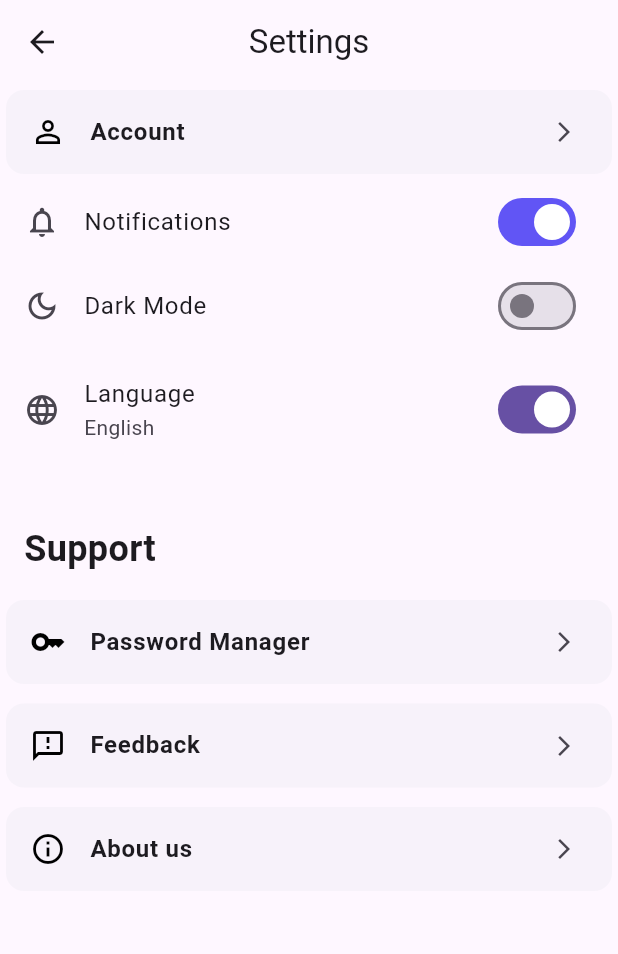
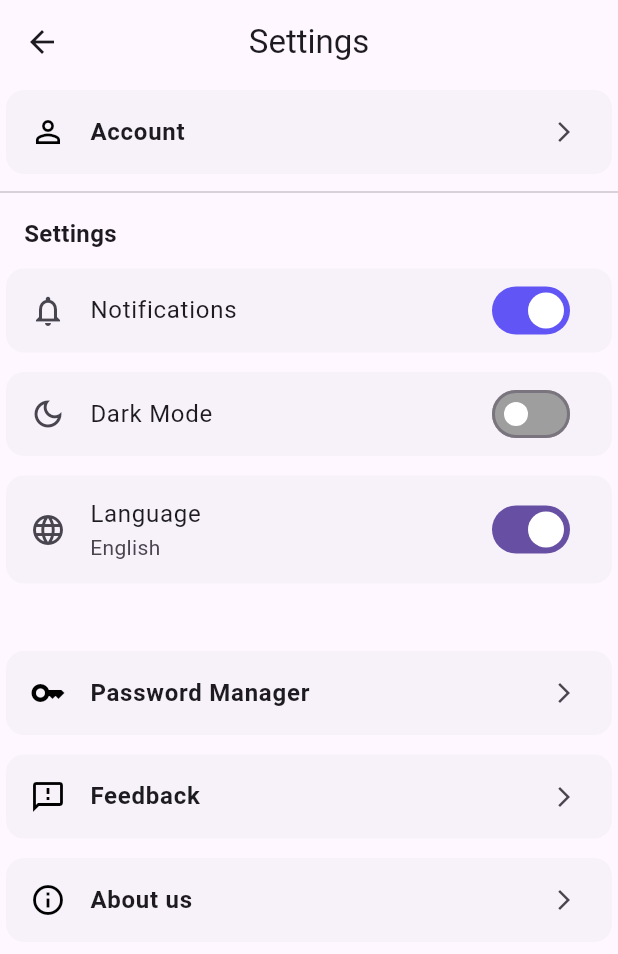
Before and after one commit to Nourhan-mo7amed/masrofy, a Flutter app: the Profilescreen screen opened by its route, after a tap on "Settings", on a phone screen of 412 x 824 dp. Shown: the top 954 px of the screen. Run offline on Flutter 3.47's test engine with Material 3 defaults, Android fonts, the phone set to English and light mode, and no system bars; our stand-ins replace cloud_firestore, firebase_auth, firebase_core, fl_chart, font_awesome_flutter, google_sign_in and 2 more; missing offline and left inert: dash_chat_3; accounts and stored records are empty; network calls fail.

Commit message:
feat: Update chatbot and report screens to use dash_chat_3, enhance user experience with profile image support
feat: Implement user profile loading and saving in edit profile screen

feat: Localize feedback screen strings for improved user experience

feat: Add chatbot navigation button in home view

feat: Enhance password manager screen with localization

fix: Update report screen to use dash_chat_3 and improve UI consistency

feat: Enhance settings screen with localized strings and improved layout

refactor: Update SettingsSwitchTile to use Card for better UI

```diff
--- a/lib/core/routes/routes.dart
+++ b/lib/core/routes/routes.dart
@@ -1,5 +1,6 @@
+import 'package:dash_chat_3/dash_chat_3.dart';
 import 'package:flutter/material.dart';
-import 'package:dash_chat_2/dash_chat_2.dart';
+import 'package:masrofy/view/billsView/billsScreen.dart';
 import '../../view/intro/splash_screen.dart';
 import '../../view/categoriesView/CategoriesScreen.dart';
 import '../../view/monthlyBudgetView/MonthlyBudget_Screen.dart';
--- a/lib/l10n/app_localizations.dart
+++ b/lib/l10n/app_localizations.dart
@@ -62,7 +62,8 @@ import 'app_localizations_en.dart';
 /// be consistent with the languages listed in the AppLocalizations.supportedLocales
 /// property.
 abstract class AppLocalizations {
-  AppLocalizations(String locale) : localeName = intl.Intl.canonicalizedLocale(locale.toString());
+  AppLocalizations(String locale)
+    : localeName = intl.Intl.canonicalizedLocale(locale.toString());
 
   final String localeName;
 
@@ -70,7 +71,8 @@ abstract class AppLocalizations {
     return Localizations.of<AppLocalizations>(context, AppLocalizations);
   }
 
-  static const LocalizationsDelegate<AppLocalizations> delegate = _AppLocalizationsDelegate();
+  static const LocalizationsDelegate<AppLocalizations> delegate =
+      _AppLocalizationsDelegate();
 
   /// A list of this localizations delegate along with the default localizations
   /// delegates.
@@ -82,17 +84,18 @@ abstract class AppLocalizations {
   /// Additional delegates can be added by appending to this list in
   /// MaterialApp. This list does not have to be used at all if a custom list
   /// of delegates is preferred or required.
-  static const List<LocalizationsDelegate<dynamic>> localizationsDelegates = <LocalizationsDelegate<dynamic>>[
-    delegate,
-    GlobalMaterialLocalizations.delegate,
-    GlobalCupertinoLocalizations.delegate,
-    GlobalWidgetsLocalizations.delegate,
-  ];
+  static const List<LocalizationsDelegate<dynamic>> localizationsDelegates =
+      <LocalizationsDelegate<dynamic>>[
+        delegate,
+        GlobalMaterialLocalizations.delegate,
+        GlobalCupertinoLocalizations.delegate,
+        GlobalWidgetsLocalizations.delegate,
+      ];
 
   /// A list of this localizations delegate's supported locales.
   static const List<Locale> supportedLocales = <Locale>[
     Locale('ar'),
-    Locale('en')
+    Locale('en'),
   ];
 
   /// No description provided for @addExpense.
@@ -803,59 +806,124 @@ abstract class AppLocalizations {
   /// **'Subscriptions'**
   String get subscriptionsTitle;
 
-  String get statistics ;
+  String get statistics;
 
-  String get noStatistics ;
+  String get noStatistics;
 
-  String get other ;
+  String get other;
 
-  get spendingIn ;
+  get spendingIn;
 
-  String get home ;
+  String get home;
 
-  String get bills ;
+  String get bills;
 
-  String get transport ;
+  String get transport;
 
   String get userNotLoggedIn;
 
   String get noShoppingTransactions;
 
-  String get noBillsTransactions ;
+  String get noBillsTransactions;
 
-  String get noFoodTransactions ;
+  String get noFoodTransactions;
 
-  String get noTransportTransactions ;
+  String get noTransportTransactions;
 
-  String get darkMode ;
+  String get darkMode;
 
-  String? get notesHint ;
+  String? get notesHint;
 
-  String get failedToSaveExpense ;
+  String get failedToSaveExpense;
 
-  String get expenseAddedSuccessfully ;
+  String get expenseAddedSuccessfully;
 
-  String get selectCategory ;
+  String get selectCategory;
 
-  String get fillRequiredFields ;
+  String get fillRequiredFields;
 
-  String get amountHint ;
+  String get amountHint;
 
-  String get salaryHint ;
+  String get salaryHint;
 
   String get failedToSaveIncome;
 
   String get incomeAddedSuccessfully;
 
-  String get confirmLogout ;
+  String get confirmLogout;
 
-  String get cancel ;
+  String get cancel;
 
-  String get logoutConfirmation ;
+  String get logoutConfirmation;
 
+  String get passwordManager;
+
+  String get feedback;
+
+  String get aboutUs;
+
+  String get currentPassword;
+
+  String get newPassword;
+
+  String get changePassword;
+
+  String get experienceFinished;
+
+  String get rateApp;
+
+  String get whatDidYouLike;
+
+  String get whatCouldBeImproved;
+
+  String get anythingElse;
+
+  String get tellUsEverything;
+
+  String get submit;
+
+  // Options
+
+  String get easyToUse;
+
+  String get complete;
+
+  String get helpful;
+
+  String get convenient;
+
+  String get looksGood;
+
+  String get moreComponents;
+
+  String get complex;
+
+  String get notInteractive;
+
+  String get onlyEnglish;
+  // AboutScreen
+
+  String get ourMission;
+
+  String get version;
+
+  String get developedBy;
+
+  String get trackExpenses;
+
+  String get manageBudget;
+
+  String get viewReports;
+
+  String get smartReminders;
+
+  String get multiCurrencySupport;
+  String get aboutDescription;
+  String get aboutMission;
 }
 
-class _AppLocalizationsDelegate extends LocalizationsDelegate<AppLocalizations> {
+class _AppLocalizationsDelegate
+    extends LocalizationsDelegate<AppLocalizations> {
   const _AppLocalizationsDelegate();
 
   @override
@@ -864,25 +932,26 @@ class _AppLocalizationsDelegate extends LocalizationsDelegate<AppLocalizations>
   }
 
   @override
-  bool isSupported(Locale locale) => <String>['ar', 'en'].contains(locale.languageCode);
+  bool isSupported(Locale locale) =>
+      <String>['ar', 'en'].contains(locale.languageCode);
 
   @override
   bool shouldReload(_AppLocalizationsDelegate old) => false;
 }
 
 AppLocalizations lookupAppLocalizations(Locale locale) {
-
-
   // Lookup logic when only language code is specified.
   switch (locale.languageCode) {
-    case 'ar': return AppLocalizationsAr();
-    case 'en': return AppLocalizationsEn();
+    case 'ar':
+      return AppLocalizationsAr();
+    case 'en':
+      return AppLocalizationsEn();
   }
 
   throw FlutterError(
     'AppLocalizations.delegate failed to load unsupported locale "$locale". This is likely '
     'an issue with the localizations generation tool. Please file an issue '
     'on GitHub with a reproducible sample app and the gen-l10n configuration '
-    'that was used.'
+    'that was used.',
   );
 }
--- a/lib/view/settingsView/settingScreen.dart
+++ b/lib/view/settingsView/settingScreen.dart
@@ -34,6 +34,15 @@ class _SettingsScreenState extends State<SettingsScreen> {
             text: loc.account, // 👈 الحساب
             onTap: () {},
           ),
+          Divider(thickness: 1),
+
+          Padding(
+            padding: const EdgeInsets.symmetric(horizontal: 16, vertical: 8),
+            child: Text(
+              loc.settings, // 👈 ترجمها من الـ l10n
+              style: const TextStyle(fontSize: 16, fontWeight: FontWeight.bold),
+            ),
+          ),
 
           SettingsSwitchTile(
             icon: Icons.notifications_none_outlined,
@@ -43,18 +52,28 @@ class _SettingsScreenState extends State<SettingsScreen> {
               setState(() => notifications = val);
             },
           ),
-
-          SwitchListTile(
-            secondary: const Icon(Icons.dark_mode_outlined),
-            title: Text(loc.darkMode), // 👈 الوضع المظلم
+          SizedBox(height: 5),
+          SettingsSwitchTile(
+            icon: Icons.dark_mode_outlined,
+            text: loc.darkMode, // 👈 الإشعارات
             value: viewModel.settings.darkMode,
             onChanged: (val) {
               viewModel.toggleDarkMode(val);
             },
           ),
+          // SwitchListTile(
+          //   secondary: const Icon(Icons.dark_mode_outlined),
+          //   title: Text(loc.darkMode), // 👈 الوضع المظلم
+          //   value: viewModel.settings.darkMode,
+          //   onChanged: (val) {
+          //     viewModel.toggleDarkMode(val);
+          //   },
+          // ),
           SizedBox(height: 5),
 
-          SwitchListTile(
+          Card(
+            elevation: 0,
+            child: SwitchListTile(
               secondary: const Icon(Icons.language_outlined),
               title: Text(loc.language), // 👈 اللغة
               subtitle: Text(
@@ -68,20 +87,13 @@ class _SettingsScreenState extends State<SettingsScreen> {
                 viewModel.changeLanguage(selectedLanguage);
               },
             ),
+          ),
 
           const SizedBox(height: 32),
-
-          Padding(
-            padding: const EdgeInsets.symmetric(horizontal: 16, vertical: 8),
-            child: Text(
-              loc.supportTitle, // 👈 الدعم
-              style: const TextStyle(fontSize: 24, fontWeight: FontWeight.bold),
-            ),
-          ),
           SizedBox(height: 5),
           SettingsTile(
             icon: Icons.key_sharp,
-            text: "Password Manager",
+            text: loc.passwordManager, // 👈 مدير كلمات المرور
             onTap: () {
               Navigator.pushNamed(context, '/passwordManager');
             },
@@ -89,7 +101,7 @@ class _SettingsScreenState extends State<SettingsScreen> {
           SizedBox(height: 5),
           SettingsTile(
             icon: Icons.feedback_outlined,
-            text: "Feedback",
+            text: loc.feedback, // 👈 الملاحظات",
             onTap: () {
               Navigator.pushNamed(context, '/feedback');
             },
@@ -97,7 +109,7 @@ class _SettingsScreenState extends State<SettingsScreen> {
           SizedBox(height: 5),
           SettingsTile(
             icon: Icons.info_outline,
-            text: "About us",
+            text: loc.aboutUs, // 👈 حول التطبي ق
             onTap: () {
               Navigator.pushNamed(context, '/about');
             },
--- a/lib/widgets/SettingsSwitchTile.dart
+++ b/lib/widgets/SettingsSwitchTile.dart
@@ -16,7 +16,10 @@ class SettingsSwitchTile extends StatelessWidget {
 
   @override
   Widget build(BuildContext context) {
-    return SwitchListTile(
+    return Card(
+      elevation: 0,
+
+      child: SwitchListTile(
         secondary: Icon(icon),
         title: Text(text),
         value: value,
@@ -24,6 +27,7 @@ class SettingsSwitchTile extends StatelessWidget {
         activeTrackColor: Color(0xFF6155F5),
         inactiveTrackColor: Colors.grey,
         onChanged: onChanged,
+      ),
     );
   }
 }
--- a/pubspec.yaml
+++ b/pubspec.yaml
@@ -25,8 +25,9 @@ dependencies:
     sdk: flutter
 
   font_awesome_flutter: ^10.7.0
-  intl: ^0.19.0
-  dash_chat_2: ^0.0.21
+  dash_chat_3: ^1.0.1
+
+
 
 dev_dependencies:
   flutter_test:
```
Also changed, not shown: lib/l10n/app_localizations_ar.dart (+99 -0 lines), lib/l10n/app_localizations_en.dart (+102 -0 lines), lib/view/ProfileView/profileScreen.dart (+3 -4 lines), lib/view/aboutView/aboutScreen.dart (+14 -27 lines), lib/view/chatbotView/chatbotScreen.dart (+46 -17 lines), lib/view/editprofileView/editprofileScreen.dart (+52 -1 lines), lib/view/feedbackView/feedbackScreen.dart (+53 -38 lines), lib/view/homeView/widgets/Custom_singleChild_scroll_home.dart (+23 -2 lines), lib/view/passwordManagerView/passwordmanagerScreen.dart (+9 -6 lines), lib/view/reportView/reportScreen.dart (+5 -2 lines), pubspec.lock. Lines whose indentation alone changed are shown as unchanged.
